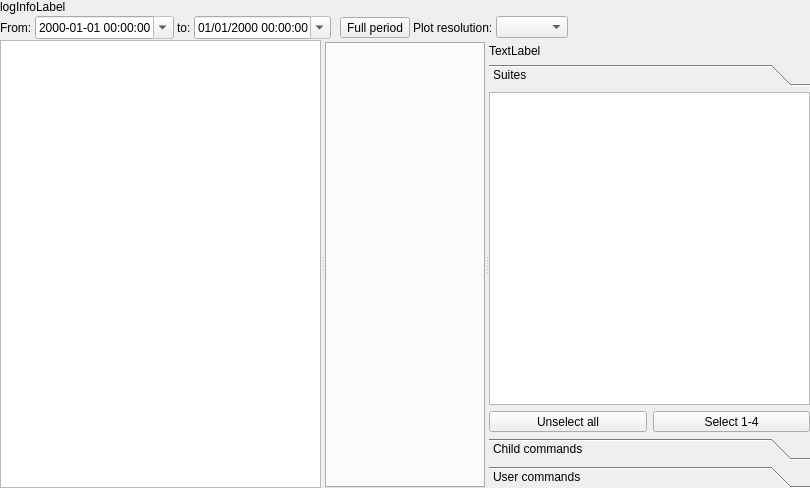
Old version of the form Viewer/libViewer/src/LogLoadWidget.ui in the repository ecmwf/ecflow.
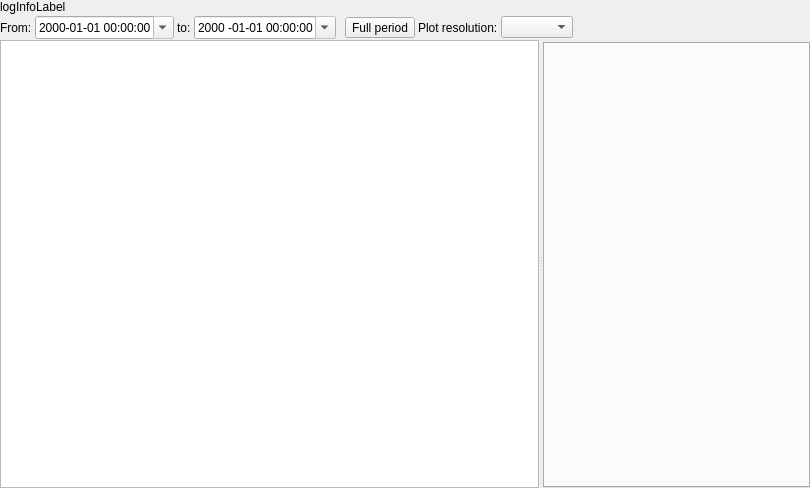
New version of the form. The open tabs and pages were chosen to show the change. Icons and pictures are not drawn. Custom widgets are drawn as their Qt base class.

Commit message: ecFlowUI: add username statistics to server load view ECFLOW-1301

Patch:
```diff
--- a/Viewer/libViewer/src/LogLoadWidget.ui
+++ b/Viewer/libViewer/src/LogLoadWidget.ui
@@ -109,7 +109,7 @@
          <bool>true</bool>
         </property>
         <property name="displayFormat">
-         <string>dd/MM/yyyy HH:mm:ss</string>
+         <string>yyyy -MM-dd HH:mm:ss</string>
         </property>
         <property name="calendarPopup">
          <bool>true</bool>
@@ -219,155 +219,6 @@
        </item>
       </layout>
      </widget>
-     <widget class="QWidget" name="layoutWidget">
-      <layout class="QVBoxLayout" name="verticalLayout_3" stretch="0,0,0">
-       <item>
-        <spacer name="verticalSpacer">
-         <property name="orientation">
-          <enum>Qt::Vertical</enum>
-         </property>
-         <property name="sizeType">
-          <enum>QSizePolicy::Fixed</enum>
-         </property>
-         <property name="sizeHint" stdset="0">
-          <size>
-           <width>20</width>
-           <height>4</height>
-          </size>
-         </property>
-        </spacer>
-       </item>
-       <item>
-        <widget class="QLabel" name="scanLabel">
-         <property name="text">
-          <string>TextLabel</string>
-         </property>
-        </widget>
-       </item>
-       <item>
-        <widget class="QToolBox" name="controlToolBox">
-         <property name="currentIndex">
-          <number>2</number>
-         </property>
-         <widget class="QWidget" name="page">
-          <property name="geometry">
-           <rect>
-            <x>0</x>
-            <y>0</y>
-            <width>338</width>
-            <height>326</height>
-           </rect>
-          </property>
-          <attribute name="label">
-           <string>Suites</string>
-          </attribute>
-          <layout class="QVBoxLayout" name="verticalLayout_5" stretch="1,0">
-           <property name="leftMargin">
-            <number>0</number>
-           </property>
-           <property name="topMargin">
-            <number>0</number>
-           </property>
-           <property name="rightMargin">
-            <number>0</number>
-           </property>
-           <property name="bottomMargin">
-            <number>0</number>
-           </property>
-           <item>
-            <widget class="QTreeView" name="suiteTree"/>
-           </item>
-           <item>
-            <layout class="QHBoxLayout" name="horizontalLayout_2">
-             <item>
-              <widget class="QToolButton" name="unselectSuitesTb">
-               <property name="sizePolicy">
-                <sizepolicy hsizetype="Preferred" vsizetype="Fixed">
-                 <horstretch>0</horstretch>
-                 <verstretch>0</verstretch>
-                </sizepolicy>
-               </property>
-               <property name="text">
-                <string>Unselect all</string>
-               </property>
-               <property name="toolButtonStyle">
-                <enum>Qt::ToolButtonTextBesideIcon</enum>
-               </property>
-              </widget>
-             </item>
-             <item>
-              <widget class="QToolButton" name="selectFourSuitesTb">
-               <property name="sizePolicy">
-                <sizepolicy hsizetype="Preferred" vsizetype="Fixed">
-                 <horstretch>0</horstretch>
-                 <verstretch>0</verstretch>
-                </sizepolicy>
-               </property>
-               <property name="text">
-                <string>Select 1-4</string>
-               </property>
-              </widget>
-             </item>
-            </layout>
-           </item>
-          </layout>
-         </widget>
-         <widget class="QWidget" name="page_2">
-          <property name="geometry">
-           <rect>
-            <x>0</x>
-            <y>0</y>
-            <width>338</width>
-            <height>326</height>
-           </rect>
-          </property>
-          <attribute name="label">
-           <string>Child commands</string>
-          </attribute>
-          <layout class="QVBoxLayout" name="verticalLayout_2">
-           <property name="leftMargin">
-            <number>0</number>
-           </property>
-           <property name="topMargin">
-            <number>0</number>
-           </property>
-           <property name="rightMargin">
-            <number>0</number>
-           </property>
-           <property name="bottomMargin">
-            <number>0</number>
-           </property>
-           <item>
-            <widget class="QTreeView" name="childTree"/>
-           </item>
-          </layout>
-         </widget>
-         <widget class="QWidget" name="page_3">
-          <attribute name="label">
-           <string>User commands</string>
-          </attribute>
-          <layout class="QVBoxLayout" name="verticalLayout_6">
-           <property name="leftMargin">
-            <number>0</number>
-           </property>
-           <property name="topMargin">
-            <number>0</number>
-           </property>
-           <property name="rightMargin">
-            <number>0</number>
-           </property>
-           <property name="bottomMargin">
-            <number>0</number>
-           </property>
-           <item>
-            <widget class="QTreeView" name="userTree"/>
-           </item>
-          </layout>
-         </widget>
-        </widget>
-       </item>
-      </layout>
-     </widget>
     </widget>
    </item>
   </layout>
```
The commit also changes 5 other files.
